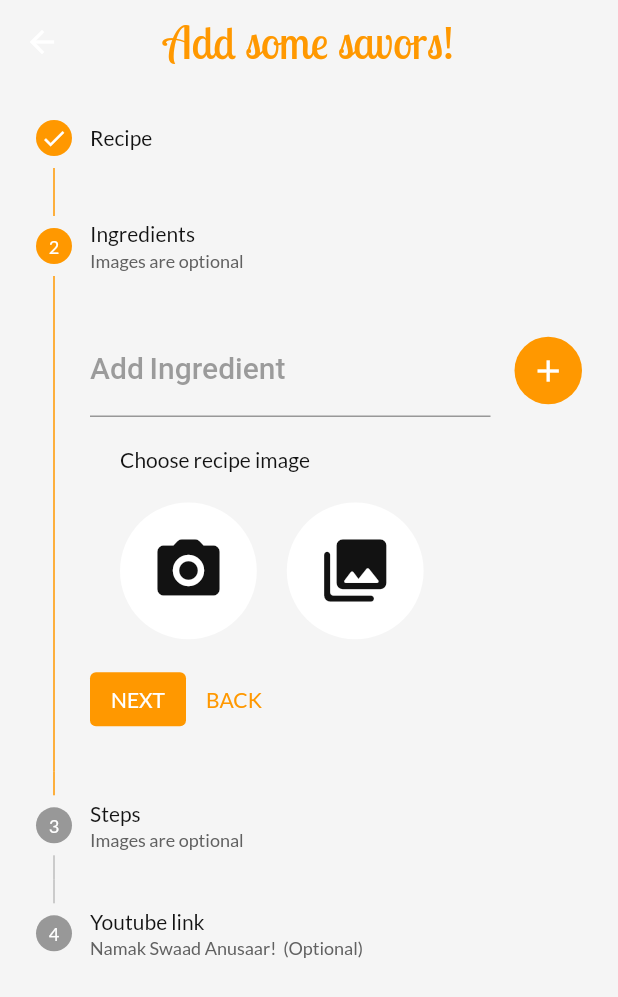
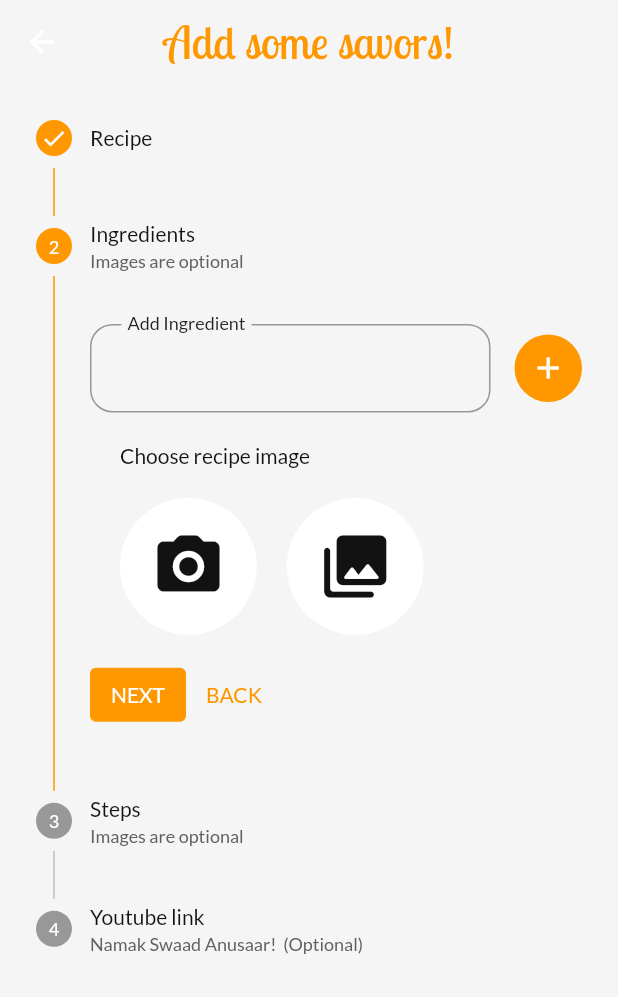
Before and after one commit to Designike/tassie-2.0, a Flutter app: the AddRecipe screen opened directly with empty values, after a tap on "NEXT", on a phone screen of 412 x 824 dp. Shown: the top 997 px of the screen. Run offline on Flutter 3.47's test engine with Material 2 defaults, Android fonts, the phone set to English and light mode, and no system bars; our stand-ins replace animated_text_kit, dio, flutter_secure_storage, flutter_speed_dial, flutter_spinkit, flutter_typeahead and 5 more; missing offline and left inert: dart:ffi; accounts and stored records are empty.

Commit message:
suggestions

```diff
--- /dev/null
+++ b/tassie/lib/screens/home/addIngredient copy.dart
@@ -0,0 +1,55 @@
+
+import 'package:flutter/material.dart';
+
+import '../../constants.dart';
+
+class IngredientTextField extends StatefulWidget {
+  late final int? index;
+  final List ingredientsList;
+  IngredientTextField({this.index, required this.ingredientsList});
+  @override
+  _IngredientTextFieldState createState() => _IngredientTextFieldState();
+}
+
+class _IngredientTextFieldState extends State<IngredientTextField> {
+  late TextEditingController _ingredientController;
+  @override
+  void initState() {
+    super.initState();
+    _ingredientController = TextEditingController();
+  }
+
+  @override
+  void dispose() {
+    _ingredientController.dispose();
+    super.dispose();
+  }
+
+  @override
+  Widget build(BuildContext context) {
+    WidgetsBinding.instance?.addPostFrameCallback((timeStamp) {
+      _ingredientController.text =
+          widget.ingredientsList[widget.index!] ?? '';
+    });
+    return TextFormField(
+      controller: _ingredientController,
+      onChanged: (v) => widget.ingredientsList[widget.index!] = v,
+      decoration: InputDecoration(
+        labelText: 'Add Ingredient',
+        labelStyle: TextStyle(
+          fontFamily: 'Raleway',
+          fontSize: 20.0,
+          color: kDark[800]!.withOpacity(0.5),
+          fontWeight: FontWeight.w500,
+        ),
+        focusedBorder: UnderlineInputBorder(
+          borderSide: BorderSide(color: kPrimaryColor),
+        ),
+      ),
+      validator: (v) {
+        if (v!.trim().isEmpty) return 'Please enter something';
+        return null;
+      },
+    );
+  }
+}
--- a/tassie/lib/screens/home/addIngredient.dart
+++ b/tassie/lib/screens/home/addIngredient.dart
@@ -1,7 +1,9 @@
 
 import 'package:flutter/material.dart';
+import 'package:flutter_typeahead/flutter_typeahead.dart';
 
 import '../../constants.dart';
+import 'ingredient_data.dart';
 
 class IngredientTextField extends StatefulWidget {
   late final int? index;
@@ -12,44 +14,81 @@ class IngredientTextField extends StatefulWidget {
 }
 
 class _IngredientTextFieldState extends State<IngredientTextField> {
-  late TextEditingController _ingredientController;
+  // late TextEditingController _ingredientController;
   @override
   void initState() {
     super.initState();
-    _ingredientController = TextEditingController();
+    // _ingredientController = TextEditingController();
   }
 
   @override
   void dispose() {
-    _ingredientController.dispose();
+    // _ingredientController.dispose();
     super.dispose();
   }
 
   @override
   Widget build(BuildContext context) {
+    bool index;
+    final TextEditingController _ingredientController = TextEditingController();
     WidgetsBinding.instance?.addPostFrameCallback((timeStamp) {
       _ingredientController.text =
           widget.ingredientsList[widget.index!] ?? '';
     });
-    return TextFormField(
+    // return TextFormField(
+    //   controller: _ingredientController,
+    //   onChanged: (v) => widget.ingredientsList[widget.index!] = v,
+    //   decoration: InputDecoration(
+    //     labelText: 'Add Ingredient',
+    //     labelStyle: TextStyle(
+    //       fontFamily: 'Raleway',
+    //       fontSize: 20.0,
+    //       color: kDark[800]!.withOpacity(0.5),
+    //       fontWeight: FontWeight.w500,
+    //     ),
+    //     focusedBorder: UnderlineInputBorder(
+    //       borderSide: BorderSide(color: kPrimaryColor),
+    //     ),
+    //   ),
+    //   validator: (v) {
+    //     if (v!.trim().isEmpty) return 'Please enter something';
+    //     return null;
+    //   },
+    // );
+    return TypeAheadFormField<String?>(
+      suggestionsCallback: IngredientData.getSuggestions,
+      textFieldConfiguration: TextFieldConfiguration(
         controller: _ingredientController,
-      onChanged: (v) => widget.ingredientsList[widget.index!] = v,
         decoration: InputDecoration(
                     labelText: 'Add Ingredient',
+
                     labelStyle: TextStyle(
-          fontFamily: 'Raleway',
-          fontSize: 20.0,
-          color: kDark[800]!.withOpacity(0.5),
-          fontWeight: FontWeight.w500,
+                      // fontFamily: 'Raleway',
+                      fontSize: 16.0,
+                      color: MediaQuery.of(context).platformBrightness == Brightness.dark
+              ? kPrimaryColor
+              : kDark[900],
                     ),
-        focusedBorder: UnderlineInputBorder(
-          borderSide: BorderSide(color: kPrimaryColor),
+                    contentPadding: EdgeInsets.symmetric(horizontal: 25.0, vertical: kDefaultPadding),
+                    floatingLabelBehavior: FloatingLabelBehavior.always,
+                    border: OutlineInputBorder(borderRadius: BorderRadius.circular(15.0), ),
+                    focusedBorder: OutlineInputBorder(
+                        borderSide: BorderSide(color: MediaQuery.of(context).platformBrightness == Brightness.dark
+              ? kPrimaryColor
+              : kDark[900]!),borderRadius: BorderRadius.circular(15.0),),
                         ),
       ),
+      itemBuilder: (context, String? suggestion) => ListTile(
+        title: Text(suggestion!),
+      ),
+      onSuggestionSelected: (String? suggestion) =>
+        _ingredientController.text = suggestion!
+      ,
       validator: (v) {
         if (v!.trim().isEmpty) return 'Please enter something';
         return null;
       },
     );
+
   }
 }
--- a/tassie/lib/screens/home/addRecipe.dart
+++ b/tassie/lib/screens/home/addRecipe.dart
@@ -41,8 +41,8 @@ class _AddRecipeState extends State<AddRecipe> {
   //ama bhi same
   Map stepPics = {'0': ''};
 
-  final TextEditingController _stepController = TextEditingController();
-  final TextEditingController _ingredientController = TextEditingController();
+  // final TextEditingController _stepController = TextEditingController();
+  // final TextEditingController _ingredientController = TextEditingController();
   static List<String?> stepsList = [null];
   static List<String?> ingredientsList = [null];
 
@@ -280,7 +280,7 @@ class _AddRecipeState extends State<AddRecipe> {
                   //     : kDark[900]),
                         initialValue: recipeName.isNotEmpty ? recipeName : '',
                         decoration: InputDecoration(
-                            labelText: 'RECIPE NAME',
+                            labelText: 'Recipe Name',
 
                             labelStyle: TextStyle(
                               // fontFamily: 'Raleway',
@@ -297,9 +297,9 @@ class _AddRecipeState extends State<AddRecipe> {
                       ? kPrimaryColor
                       : kDark[900]!),borderRadius: BorderRadius.circular(15.0),),
                                 ),
-                        keyboardType: TextInputType.multiline,
+                        // keyboardType: TextInputType.multiline,
 
-                        maxLines: null,
+                        // maxLines: null,
                         onChanged: (value) {
                           recipeName = value;
                         },
@@ -699,9 +699,7 @@ List<Widget> _getRecipe(size) {
             child: Stepper(
               physics: ClampingScrollPhysics(),
               type: StepperType.vertical,
-              onStepTapped: (value) => setState(() {
-                _currentStep = value;
-              }),
+              onStepTapped: (value) => {},
               controlsBuilder: (BuildContext context, ControlsDetails details) {
                 final _isLastStep = _currentStep == steps(size).length - 1;
                 return Row(
--- a/tassie/lib/screens/home/addStep.dart
+++ b/tassie/lib/screens/home/addStep.dart
@@ -1,6 +1,8 @@
 import 'package:flutter/material.dart';
+import 'package:flutter_typeahead/flutter_typeahead.dart';
 
 import '../../constants.dart';
+import 'ingredient_data.dart';
 
 class StepTextField extends StatefulWidget {
   late final int? index;
@@ -11,43 +13,71 @@ class StepTextField extends StatefulWidget {
 }
 
 class _StepTextFieldState extends State<StepTextField> {
-  late TextEditingController _stepController;
+  // late TextEditingController _stepController;
   @override
   void initState() {
     super.initState();
-    _stepController = TextEditingController();
+    // _stepController = TextEditingController();
   }
 
   @override
   void dispose() {
-    _stepController.dispose();
+    // _stepController.dispose();
     super.dispose();
   }
 
   @override
   Widget build(BuildContext context) {
+    final TextEditingController _stepController = TextEditingController();
     WidgetsBinding.instance?.addPostFrameCallback((timeStamp) {
       _stepController.text = widget.stepsList[widget.index!] ?? '';
     });
+    // return TextFormField(
+    //   controller: _stepController,
+    //   onChanged: (v) => widget.stepsList[widget.index!] = v,
+    //   decoration: InputDecoration(
+    //     labelText: 'Add Step',
+    //     labelStyle: TextStyle(
+    //       fontFamily: 'Raleway',
+    //       fontSize: 20.0,
+    //       color: kDark[800]!.withOpacity(0.5),
+    //       fontWeight: FontWeight.w500,
+    //     ),
+    //     focusedBorder: UnderlineInputBorder(
+    //       borderSide: BorderSide(color: kPrimaryColor),
+    //     ),
+    //   ),
+    //   validator: (v) {
+    //     if (v!.trim().isEmpty) return 'Please enter something';
+    //     return null;
+    //   },
+    // );
     return TextFormField(
       controller: _stepController,
       onChanged: (v) => widget.stepsList[widget.index!] = v,
       decoration: InputDecoration(
-        labelText: 'Add Step',
-        labelStyle: TextStyle(
-          fontFamily: 'Raleway',
-          fontSize: 20.0,
-          color: kDark[800]!.withOpacity(0.5),
-          fontWeight: FontWeight.w500,
-        ),
-        focusedBorder: UnderlineInputBorder(
-          borderSide: BorderSide(color: kPrimaryColor),
-        ),
-      ),
+                            labelText: 'Add Step',
+
+                            labelStyle: TextStyle(
+                              // fontFamily: 'Raleway',
+                              fontSize: 16.0,
+                              color: MediaQuery.of(context).platformBrightness == Brightness.dark
+                      ? kPrimaryColor
+                      : kDark[900],
+                            ),
+                            contentPadding: EdgeInsets.symmetric(horizontal: 25.0, vertical: kDefaultPadding),
+                            floatingLabelBehavior: FloatingLabelBehavior.always,
+                            border: OutlineInputBorder(borderRadius: BorderRadius.circular(15.0), ),
+                            focusedBorder: OutlineInputBorder(
+                                borderSide: BorderSide(color: MediaQuery.of(context).platformBrightness == Brightness.dark
+                      ? kPrimaryColor
+                      : kDark[900]!),borderRadius: BorderRadius.circular(15.0),),
+                                ),
       validator: (v) {
         if (v!.trim().isEmpty) return 'Please enter something';
         return null;
       },
     );
+
   }
 }
--- /dev/null
+++ b/tassie/lib/screens/home/ingredient_data.dart
@@ -0,0 +1,13 @@
+class IngredientData {
+
+  static final List<String> ingreds = ['paneer', 'rice', 'wheat', 'salt', 'sugar'];
+
+  static List<String> getSuggestions(String query) => query.isEmpty ? [] :
+    List.of(ingreds).where((ing) {
+      final ingLower = ing.toLowerCase();
+      final queryLower = query.toLowerCase();
+
+      return ingLower.contains(queryLower);
+    }).toList();
+
+}
--- a/tassie/pubspec.yaml
+++ b/tassie/pubspec.yaml
@@ -37,6 +37,7 @@ dependencies:
   permission_handler: ^8.3.0
   image_cropper: ^1.4.1
   animated_text_kit: ^4.2.1
+  flutter_typeahead: ^3.2.4
 
   # The following adds the Cupertino Icons font to your application.
   # Use with the CupertinoIcons class for iOS style icons.
```
Also changed, not shown: tassie/pubspec.lock. Lines whose indentation alone changed are shown as unchanged.
